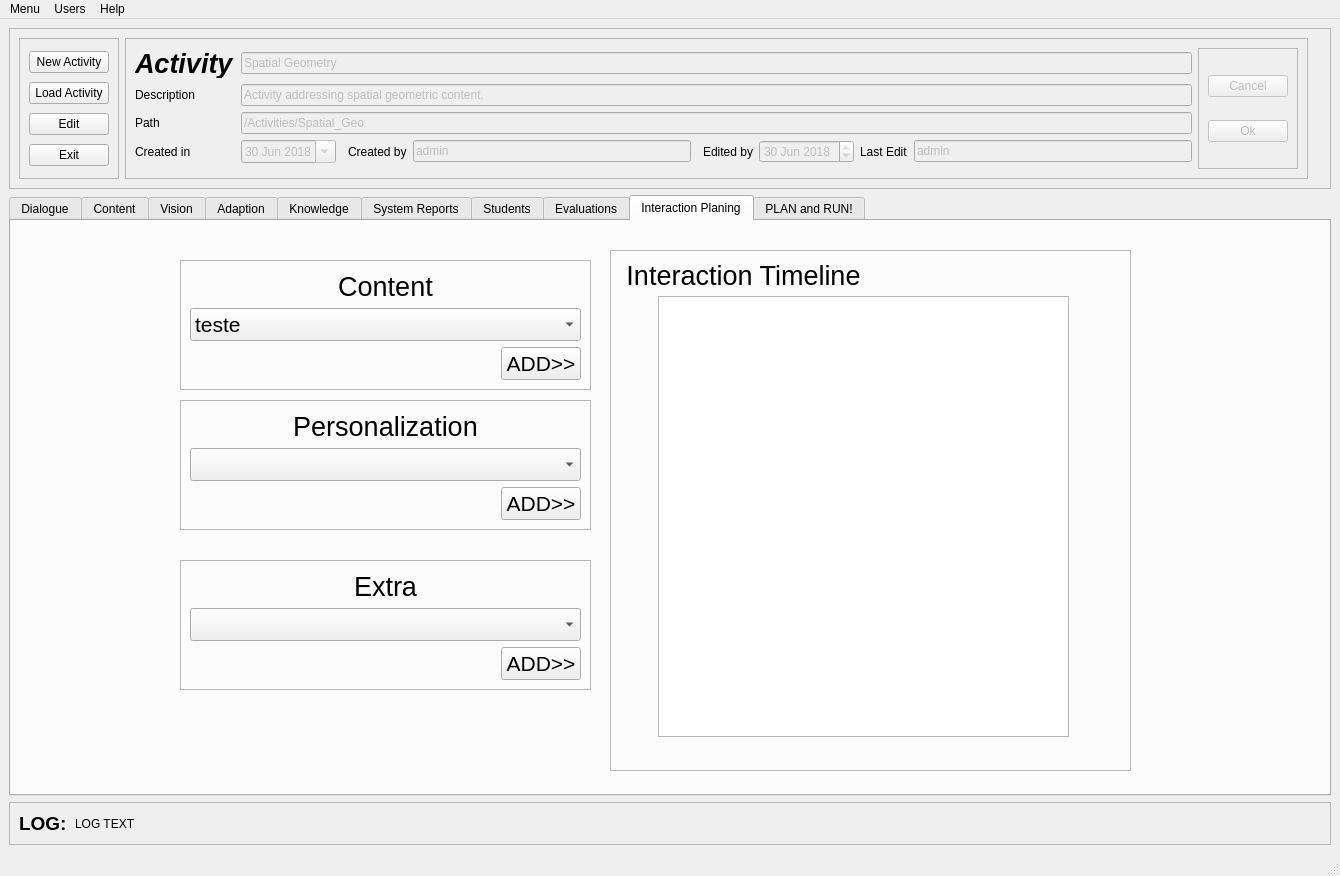
The window that Arch_2_1/GUI/activities_Manager.ui (LAR-Educational/Architecture_v2_0) describes before a commit, drawn with Qt 5.
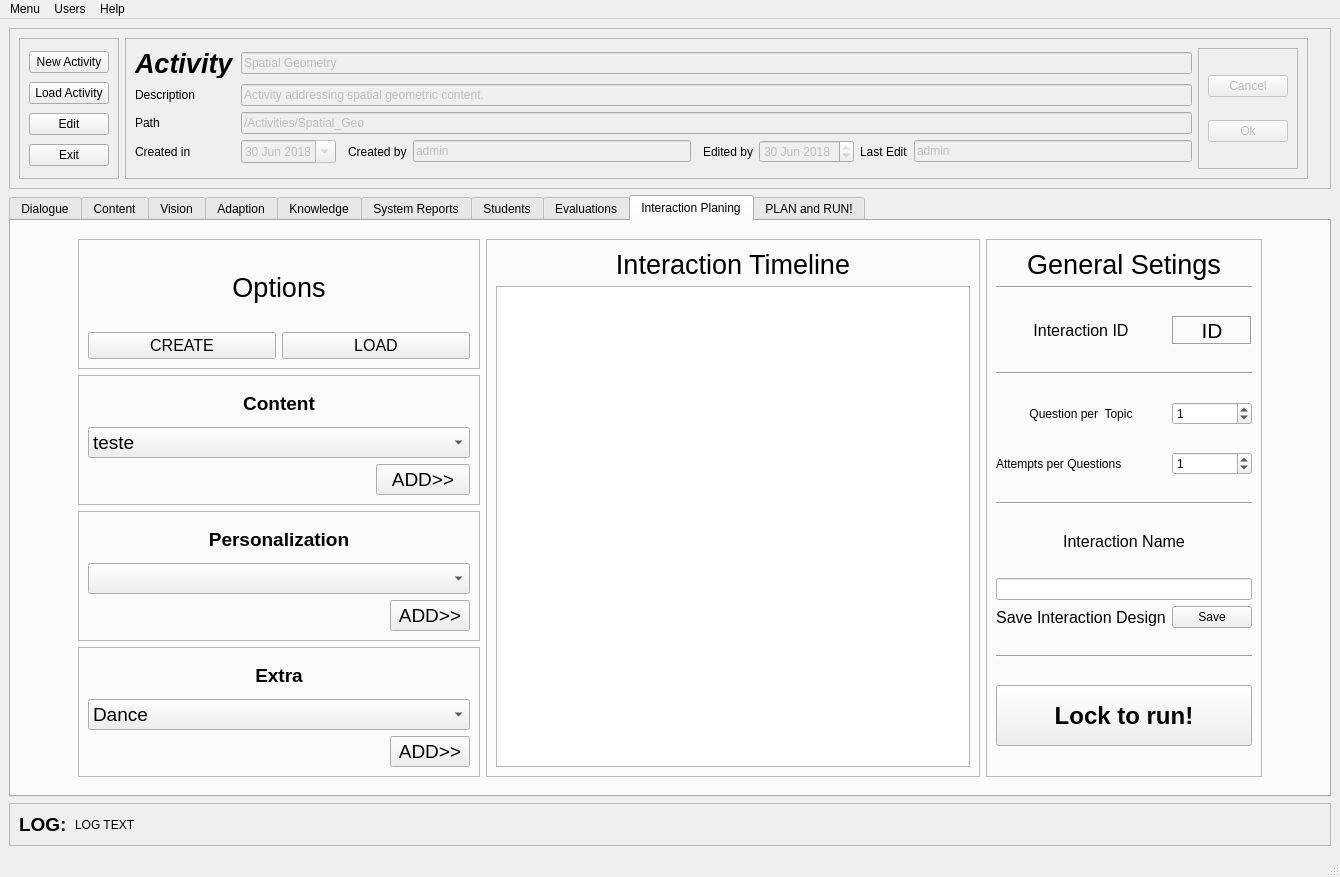
The same window after the commit. The open tabs and pages were chosen to show the change. Icons and pictures are not drawn.

Commit message: interaction class stuf

The edit to the form file:
```diff
--- a/Arch_2_1/GUI/activities_Manager.ui
+++ b/Arch_2_1/GUI/activities_Manager.ui
@@ -7,7 +7,7 @@
     <x>0</x>
     <y>0</y>
     <width>1340</width>
-    <height>876</height>
+    <height>877</height>
    </rect>
   </property>
   <property name="font">
@@ -332,12 +332,6 @@
       <property name="enabled">
        <bool>true</bool>
       </property>
-      <property name="maximumSize">
-       <size>
-        <width>1322</width>
-        <height>620</height>
-       </size>
-      </property>
       <property name="tabPosition">
        <enum>QTabWidget::North</enum>
       </property>
@@ -6142,18 +6136,25 @@
        <attribute name="title">
         <string>Interaction Planing</string>
        </attribute>
-       <layout class="QVBoxLayout" name="verticalLayout_11">
-        <item>
+       <layout class="QGridLayout" name="gridLayout_78">
+        <item row="0" column="1">
          <widget class="QWidget" name="widget_9" native="true">
+          <layout class="QGridLayout" name="gridLayout_80">
+           <item row="0" column="0">
+            <spacer name="verticalSpacer_28">
+             <property name="orientation">
+              <enum>Qt::Vertical</enum>
+             </property>
+             <property name="sizeHint" stdset="0">
+              <size>
+               <width>20</width>
+               <height>40</height>
+              </size>
+             </property>
+            </spacer>
+           </item>
+           <item row="2" column="0">
           <widget class="QFrame" name="frame_61">
-           <property name="geometry">
-            <rect>
-             <x>160</x>
-             <y>30</y>
-             <width>411</width>
-             <height>130</height>
-            </rect>
-           </property>
            <property name="frameShape">
             <enum>QFrame::StyledPanel</enum>
            </property>
@@ -6161,36 +6162,13 @@
             <enum>QFrame::Raised</enum>
            </property>
            <layout class="QGridLayout" name="gridLayout_74">
-            <item row="2" column="0">
-             <spacer name="horizontalSpacer_37">
-              <property name="orientation">
-               <enum>Qt::Horizontal</enum>
-              </property>
-              <property name="sizeHint" stdset="0">
-               <size>
-                <width>40</width>
-                <height>20</height>
-               </size>
-              </property>
-             </spacer>
-            </item>
-            <item row="2" column="1">
-             <widget class="QPushButton" name="pushButton_7">
-              <property name="font">
-               <font>
-                <pointsize>16</pointsize>
-               </font>
-              </property>
-              <property name="text">
-               <string>ADD&gt;&gt;</string>
-              </property>
-             </widget>
-            </item>
-            <item row="0" column="0" colspan="2">
+              <item row="0" column="0" colspan="4">
              <widget class="QLabel" name="label_110">
               <property name="font">
                <font>
-                <pointsize>20</pointsize>
+                  <pointsize>14</pointsize>
+                  <weight>75</weight>
+                  <bold>true</bold>
                </font>
               </property>
               <property name="text">
@@ -6201,11 +6179,11 @@
               </property>
              </widget>
             </item>
-            <item row="1" column="0" colspan="2">
-             <widget class="QComboBox" name="comboBox_14">
+              <item row="1" column="0" colspan="4">
+               <widget class="QComboBox" name="int_cont_comboBox">
               <property name="font">
                <font>
-                <pointsize>16</pointsize>
+                  <pointsize>14</pointsize>
                </font>
               </property>
               <property name="maxVisibleItems">
@@ -6218,95 +6196,36 @@
               </item>
              </widget>
             </item>
-           </layout>
-          </widget>
-          <widget class="QFrame" name="frame_86">
-           <property name="geometry">
-            <rect>
-             <x>590</x>
-             <y>20</y>
-             <width>521</width>
-             <height>521</height>
-            </rect>
-           </property>
-           <property name="frameShape">
-            <enum>QFrame::StyledPanel</enum>
-           </property>
-           <property name="frameShadow">
-            <enum>QFrame::Raised</enum>
-           </property>
-           <widget class="QTableWidget" name="tableWidget">
-            <property name="enabled">
-             <bool>true</bool>
-            </property>
-            <property name="geometry">
-             <rect>
-              <x>48</x>
-              <y>46</y>
-              <width>411</width>
-              <height>441</height>
-             </rect>
-            </property>
-            <property name="wordWrap">
-             <bool>false</bool>
-            </property>
-            <attribute name="horizontalHeaderVisible">
-             <bool>false</bool>
-            </attribute>
-            <attribute name="horizontalHeaderCascadingSectionResizes">
-             <bool>true</bool>
-            </attribute>
-            <attribute name="horizontalHeaderMinimumSectionSize">
-             <number>100</number>
-            </attribute>
-            <attribute name="horizontalHeaderShowSortIndicator" stdset="0">
-             <bool>false</bool>
-            </attribute>
-            <attribute name="horizontalHeaderStretchLastSection">
-             <bool>true</bool>
-            </attribute>
-            <column>
-             <property name="text">
-              <string>Type</string>
-             </property>
-            </column>
-            <column>
-             <property name="text">
-              <string>Name</string>
-             </property>
-            </column>
-           </widget>
-           <widget class="QLabel" name="label_113">
-            <property name="geometry">
-             <rect>
-              <x>10</x>
-              <y>10</y>
-              <width>247</width>
-              <height>30</height>
-             </rect>
-            </property>
+              <item row="2" column="3">
+               <widget class="QPushButton" name="pushButton_7">
             <property name="font">
              <font>
-              <pointsize>20</pointsize>
+                  <pointsize>14</pointsize>
              </font>
             </property>
             <property name="text">
-             <string>Interaction Timeline</string>
-            </property>
-            <property name="alignment">
-             <set>Qt::AlignCenter</set>
-            </property>
-           </widget>
-          </widget>
+                 <string>ADD&gt;&gt;</string>
+                </property>
+               </widget>
+              </item>
+              <item row="2" column="0" colspan="3">
+               <spacer name="horizontalSpacer_37">
+                <property name="orientation">
+                 <enum>Qt::Horizontal</enum>
+                </property>
+                <property name="sizeHint" stdset="0">
+                 <size>
+                  <width>40</width>
+                  <height>20</height>
+                 </size>
+                </property>
+               </spacer>
+              </item>
+             </layout>
+            </widget>
+           </item>
+           <item row="3" column="0">
           <widget class="QFrame" name="frame_87">
-           <property name="geometry">
-            <rect>
-             <x>160</x>
-             <y>170</y>
-             <width>411</width>
-             <height>130</height>
-            </rect>
-           </property>
            <property name="frameShape">
             <enum>QFrame::StyledPanel</enum>
            </property>
@@ -6331,7 +6250,7 @@
              <widget class="QPushButton" name="pushButton_8">
               <property name="font">
                <font>
-                <pointsize>16</pointsize>
+                  <pointsize>14</pointsize>
                </font>
               </property>
               <property name="text">
@@ -6343,7 +6262,7 @@
              <widget class="QComboBox" name="comboBox_15">
               <property name="font">
                <font>
-                <pointsize>16</pointsize>
+                  <pointsize>14</pointsize>
                </font>
               </property>
              </widget>
@@ -6352,7 +6271,9 @@
              <widget class="QLabel" name="label_112">
               <property name="font">
                <font>
-                <pointsize>20</pointsize>
+                  <pointsize>14</pointsize>
+                  <weight>75</weight>
+                  <bold>true</bold>
                </font>
               </property>
               <property name="text">
@@ -6365,15 +6286,9 @@
             </item>
            </layout>
           </widget>
+           </item>
+           <item row="4" column="0">
           <widget class="QFrame" name="frame_89">
-           <property name="geometry">
-            <rect>
-             <x>160</x>
-             <y>330</y>
-             <width>411</width>
-             <height>130</height>
-            </rect>
-           </property>
            <property name="frameShape">
             <enum>QFrame::StyledPanel</enum>
            </property>
@@ -6398,7 +6313,7 @@
              <widget class="QPushButton" name="pushButton_10">
               <property name="font">
                <font>
-                <pointsize>16</pointsize>
+                  <pointsize>14</pointsize>
                </font>
               </property>
               <property name="text">
@@ -6410,16 +6325,33 @@
              <widget class="QComboBox" name="comboBox_17">
               <property name="font">
                <font>
-                <pointsize>16</pointsize>
-               </font>
-              </property>
+                  <pointsize>14</pointsize>
+                 </font>
+                </property>
+                <item>
+                 <property name="text">
+                  <string>Dance</string>
+                 </property>
+                </item>
+                <item>
+                 <property name="text">
+                  <string>JokenPo</string>
+                 </property>
+                </item>
+                <item>
+                 <property name="text">
+                  <string>FreeQuiz</string>
+                 </property>
+                </item>
              </widget>
             </item>
             <item row="0" column="0" colspan="2">
              <widget class="QLabel" name="label_131">
               <property name="font">
                <font>
-                <pointsize>20</pointsize>
+                  <pointsize>14</pointsize>
+                  <weight>75</weight>
+                  <bold>true</bold>
                </font>
               </property>
               <property name="text">
@@ -6432,7 +6364,486 @@
             </item>
            </layout>
           </widget>
-         </widget>
+           </item>
+           <item row="1" column="2" rowspan="4">
+            <widget class="QFrame" name="frame_88">
+             <property name="frameShape">
+              <enum>QFrame::StyledPanel</enum>
+             </property>
+             <property name="frameShadow">
+              <enum>QFrame::Raised</enum>
+             </property>
+             <layout class="QGridLayout" name="gridLayout_77">
+              <item row="7" column="0">
+               <widget class="QLabel" name="label_205">
+                <property name="text">
+                 <string>Question per  Topic</string>
+                </property>
+                <property name="alignment">
+                 <set>Qt::AlignCenter</set>
+                </property>
+               </widget>
+              </item>
+              <item row="17" column="0">
+               <spacer name="verticalSpacer_16">
+                <property name="orientation">
+                 <enum>Qt::Vertical</enum>
+                </property>
+                <property name="sizeHint" stdset="0">
+                 <size>
+                  <width>20</width>
+                  <height>40</height>
+                 </size>
+                </property>
+               </spacer>
+              </item>
+              <item row="6" column="0">
+               <spacer name="verticalSpacer_12">
+                <property name="orientation">
+                 <enum>Qt::Vertical</enum>
+                </property>
+                <property name="sizeHint" stdset="0">
+                 <size>
+                  <width>20</width>
+                  <height>40</height>
+                 </size>
+                </property>
+               </spacer>
+              </item>
+              <item row="7" column="1">
+               <widget class="QSpinBox" name="int_ques_per_top">
+                <property name="value">
+                 <number>1</number>
+                </property>
+               </widget>
+              </item>
+              <item row="9" column="0">
+               <widget class="QLabel" name="label_204">
+                <property name="text">
+                 <string>Attempts per Questions</string>
+                </property>
+               </widget>
+              </item>
+              <item row="11" column="0" colspan="2">
+               <widget class="Line" name="line_11">
+                <property name="orientation">
+                 <enum>Qt::Horizontal</enum>
+                </property>
+               </widget>
+              </item>
+              <item row="5" column="0" colspan="2">
+               <widget class="Line" name="line_8">
+                <property name="orientation">
+                 <enum>Qt::Horizontal</enum>
+                </property>
+               </widget>
+              </item>
+              <item row="2" column="0">
+               <spacer name="verticalSpacer_18">
+                <property name="orientation">
+                 <enum>Qt::Vertical</enum>
+                </property>
+                <property name="sizeHint" stdset="0">
+                 <size>
+                  <width>20</width>
+                  <height>40</height>
+                 </size>
+                </property>
+               </spacer>
+              </item>
+              <item row="16" column="0">
+               <widget class="QLabel" name="label_202">
+                <property name="font">
+                 <font>
+                  <pointsize>12</pointsize>
+                  <weight>50</weight>
+                  <bold>false</bold>
+                 </font>
+                </property>
+                <property name="text">
+                 <string>Save Interaction Design</string>
+                </property>
+                <property name="alignment">
+                 <set>Qt::AlignCenter</set>
+                </property>
+               </widget>
+              </item>
+              <item row="12" column="0">
+               <spacer name="verticalSpacer_15">
+                <property name="orientation">
+                 <enum>Qt::Vertical</enum>
+                </property>
+                <property name="sizeHint" stdset="0">
+                 <size>
+                  <width>20</width>
+                  <height>40</height>
+                 </size>
+                </property>
+               </spacer>
+              </item>
+              <item row="18" column="0" colspan="2">
+               <widget class="Line" name="line_15">
+                <property name="orientation">
+                 <enum>Qt::Horizontal</enum>
+                </property>
+               </widget>
+              </item>
+              <item row="10" column="0">
+               <spacer name="verticalSpacer_20">
+                <property name="orientation">
+                 <enum>Qt::Vertical</enum>
+                </property>
+                <property name="sizeHint" stdset="0">
+                 <size>
+                  <width>20</width>
+                  <height>40</height>
+                 </size>
+                </property>
+               </spacer>
+              </item>
+              <item row="3" column="1">
+               <widget class="QLabel" name="label_209">
+                <property name="font">
+                 <font>
+                  <pointsize>16</pointsize>
+                 </font>
+                </property>
+                <property name="frameShape">
+                 <enum>QFrame::Box</enum>
+                </property>
+                <property name="frameShadow">
+                 <enum>QFrame::Sunken</enum>
+                </property>
+                <property name="text">
+                 <string>ID</string>
+                </property>
+                <property name="alignment">
+                 <set>Qt::AlignCenter</set>
+                </property>
+               </widget>
+              </item>
+              <item row="15" column="0" colspan="2">
+               <widget class="QLineEdit" name="lineEdit_3"/>
+              </item>
+              <item row="1" column="0" colspan="2">
+               <widget class="Line" name="line_14">
+                <property name="orientation">
+                 <enum>Qt::Horizontal</enum>
+                </property>
+               </widget>
+              </item>
+              <item row="16" column="1">
+               <widget class="QPushButton" name="pushButton_9">
+                <property name="text">
+                 <string>Save</string>
+                </property>
+               </widget>
+              </item>
+              <item row="9" column="1">
+               <widget class="QSpinBox" name="int_att_per_ques">
+                <property name="value">
+                 <number>1</number>
+                </property>
+               </widget>
+              </item>
+              <item row="8" column="0">
+               <spacer name="verticalSpacer_21">
+                <property name="orientation">
+                 <enum>Qt::Vertical</enum>
+                </property>
+                <property name="sizeHint" stdset="0">
+                 <size>
+                  <width>20</width>
+                  <height>40</height>
+                 </size>
+                </property>
+               </spacer>
+              </item>
+              <item row="3" column="0">
+               <widget class="QLabel" name="label_208">
+                <property name="font">
+                 <font>
+                  <pointsize>12</pointsize>
+                 </font>
+                </property>
+                <property name="text">
+                 <string>Interaction ID</string>
+                </property>
+                <property name="alignment">
+                 <set>Qt::AlignCenter</set>
+                </property>
+               </widget>
+              </item>
+              <item row="13" column="0" colspan="2">
+               <widget class="QLabel" name="label_203">
+                <property name="font">
+                 <font>
+                  <pointsize>12</pointsize>
+                  <weight>50</weight>
+                  <bold>false</bold>
+                 </font>
+                </property>
+                <property name="text">
+                 <string>Interaction Name</string>
+                </property>
+                <property name="alignment">
+                 <set>Qt::AlignCenter</set>
+                </property>
+               </widget>
+              </item>
+              <item row="4" column="0">
+               <spacer name="verticalSpacer_19">
+                <property name="orientation">
+                 <enum>Qt::Vertical</enum>
+                </property>
+                <property name="sizeHint" stdset="0">
+                 <size>
+                  <width>20</width>
+                  <height>40</height>
+                 </size>
+                </property>
+               </spacer>
+              </item>
+              <item row="0" column="0" colspan="2">
+               <widget class="QLabel" name="label_156">
+                <property name="font">
+                 <font>
+                  <pointsize>20</pointsize>
+                 </font>
+                </property>
+                <property name="text">
+                 <string>General Setings</string>
+                </property>
+                <property name="alignment">
+                 <set>Qt::AlignCenter</set>
+                </property>
+               </widget>
+              </item>
+              <item row="21" column="0" colspan="2">
+               <widget class="QPushButton" name="pushButton_16">
+                <property name="minimumSize">
+                 <size>
+                  <width>0</width>
+                  <height>61</height>
+                 </size>
+                </property>
+                <property name="font">
+                 <font>
+                  <pointsize>18</pointsize>
+                  <weight>75</weight>
+                  <bold>true</bold>
+                 </font>
+                </property>
+                <property name="text">
+                 <string>Lock to run!</string>
+                </property>
+               </widget>
+              </item>
+              <item row="14" column="0">
+               <spacer name="verticalSpacer_17">
+                <property name="orientation">
+                 <enum>Qt::Vertical</enum>
+                </property>
+                <property name="sizeHint" stdset="0">
+                 <size>
+                  <width>20</width>
+                  <height>40</height>
+                 </size>
+                </property>
+               </spacer>
+              </item>
+              <item row="19" column="0">
+               <spacer name="verticalSpacer_22">
+                <property name="orientation">
+                 <enum>Qt::Vertical</enum>
+                </property>
+                <property name="sizeHint" stdset="0">
+                 <size>
+                  <width>20</width>
+                  <height>40</height>
+                 </size>
+                </property>
+               </spacer>
+              </item>
+              <item row="22" column="0">
+               <spacer name="verticalSpacer_23">
+                <property name="orientation">
+                 <enum>Qt::Vertical</enum>
+                </property>
+                <property name="sizeHint" stdset="0">
+                 <size>
+                  <width>20</width>
+                  <height>40</height>
+                 </size>
+                </property>
+               </spacer>
+              </item>
+             </layout>
+            </widget>
+           </item>
+           <item row="1" column="0">
+            <widget class="QFrame" name="frame_90">
+             <property name="frameShape">
+              <enum>QFrame::StyledPanel</enum>
+             </property>
+             <property name="frameShadow">
+              <enum>QFrame::Raised</enum>
+             </property>
+             <layout class="QGridLayout" name="gridLayout_79">
+              <item row="1" column="1">
+               <widget class="QPushButton" name="pushButton_11">
+                <property name="font">
+                 <font>
+                  <pointsize>12</pointsize>
+                 </font>
+                </property>
+                <property name="text">
+                 <string>CREATE</string>
+                </property>
+               </widget>
+              </item>
+              <item row="1" column="2">
+               <widget class="QPushButton" name="pushButton_15">
+                <property name="font">
+                 <font>
+                  <pointsize>12</pointsize>
+                 </font>
+                </property>
+                <property name="text">
+                 <string>LOAD</string>
+                </property>
+               </widget>
+              </item>
+              <item row="0" column="1" colspan="2">
+               <widget class="QLabel" name="label_207">
+                <property name="font">
+                 <font>
+                  <pointsize>20</pointsize>
+                 </font>
+                </property>
+                <property name="text">
+                 <string>Options</string>
+                </property>
+                <property name="alignment">
+                 <set>Qt::AlignCenter</set>
+                </property>
+               </widget>
+              </item>
+             </layout>
+            </widget>
+           </item>
+           <item row="1" column="1" rowspan="4">
+            <widget class="QFrame" name="frame_86">
+             <property name="minimumSize">
+              <size>
+               <width>494</width>
+               <height>515</height>
+              </size>
+             </property>
+             <property name="frameShape">
+              <enum>QFrame::StyledPanel</enum>
+             </property>
+             <property name="frameShadow">
+              <enum>QFrame::Raised</enum>
+             </property>
+             <layout class="QVBoxLayout" name="verticalLayout_23">
+              <item>
+               <widget class="QLabel" name="label_113">
+                <property name="font">
+                 <font>
+                  <pointsize>20</pointsize>
+                 </font>
+                </property>
+                <property name="text">
+                 <string>Interaction Timeline</string>
+                </property>
+                <property name="alignment">
+                 <set>Qt::AlignCenter</set>
+                </property>
+               </widget>
+              </item>
+              <item>
+               <widget class="QTableWidget" name="tableWidget">
+                <property name="enabled">
+                 <bool>true</bool>
+                </property>
+                <property name="wordWrap">
+                 <bool>false</bool>
+                </property>
+                <attribute name="horizontalHeaderVisible">
+                 <bool>false</bool>
+                </attribute>
+                <attribute name="horizontalHeaderCascadingSectionResizes">
+                 <bool>true</bool>
+                </attribute>
+                <attribute name="horizontalHeaderMinimumSectionSize">
+                 <number>100</number>
+                </attribute>
+                <attribute name="horizontalHeaderShowSortIndicator" stdset="0">
+                 <bool>true</bool>
+                </attribute>
+                <attribute name="horizontalHeaderStretchLastSection">
+                 <bool>true</bool>
+                </attribute>
+                <attribute name="verticalHeaderVisible">
+                 <bool>false</bool>
+                </attribute>
+                <column>
+                 <property name="text">
+                  <string>Type</string>
+                 </property>
+                </column>
+                <column>
+                 <property name="text">
+                  <string>Name</string>
+                 </property>
+                </column>
+               </widget>
+              </item>
+             </layout>
+            </widget>
+           </item>
+           <item row="5" column="0">
+            <spacer name="verticalSpacer_27">
+             <property name="orientation">
+              <enum>Qt::Vertical</enum>
+             </property>
+             <property name="sizeHint" stdset="0">
+              <size>
+               <width>20</width>
+               <height>40</height>
+              </size>
+             </property>
+            </spacer>
+           </item>
+          </layout>
+         </widget>
+        </item>
+        <item row="0" column="0">
+         <spacer name="horizontalSpacer_38">
+          <property name="orientation">
+           <enum>Qt::Horizontal</enum>
+          </property>
+          <property name="sizeHint" stdset="0">
+           <size>
+            <width>40</width>
+            <height>20</height>
+           </size>
+          </property>
+         </spacer>
+        </item>
+        <item row="0" column="2">
+         <spacer name="horizontalSpacer_39">
+          <property name="orientation">
+           <enum>Qt::Horizontal</enum>
+          </property>
+          <property name="sizeHint" stdset="0">
+           <size>
+            <width>40</width>
+            <height>20</height>
+           </size>
+          </property>
+         </spacer>
         </item>
        </layout>
       </widget>
```
Left out of the diff: 14 changed lines with no effect on the pictures. Lines whose indentation alone changed are shown as unchanged. The commit also changes 2 other files.
